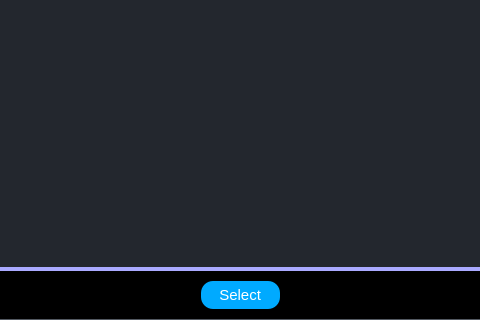
First picture: the form in ui/dialogs/hero_selector_tab.ui, repository elian-olbz/mlbb-drafting-and-simulation-tools, before the edit; both pictures show x 112 to 592 and y 180 to 500 of the 706 by 500 pixel window.
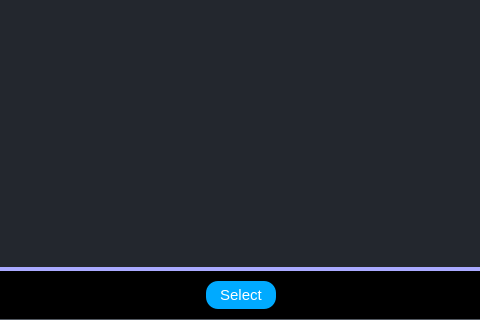
Second picture: the form after the edit. Icons and pictures are not drawn.

```diff
--- a/ui/dialogs/hero_selector_tab.ui
+++ b/ui/dialogs/hero_selector_tab.ui
@@ -348,7 +348,7 @@
 border-radius: 12px;</string>
                  </property>
                  <property name="text">
-                  <string>  Select  </string>
+                  <string> Select </string>
                  </property>
                 </widget>
                </item>
```
